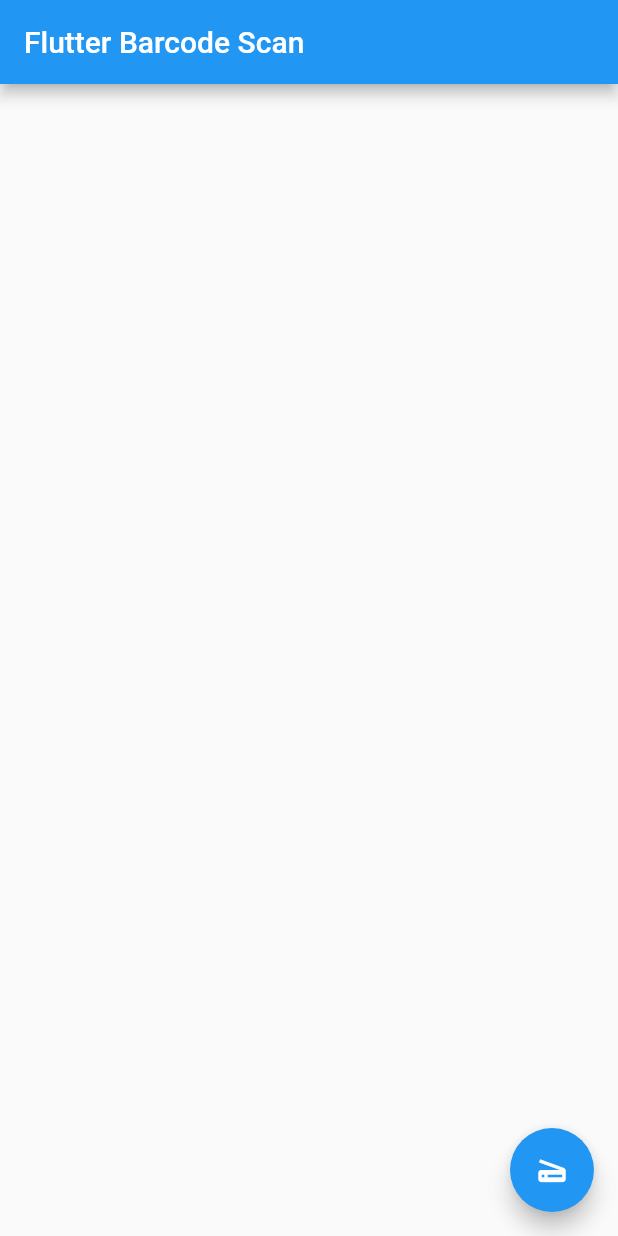
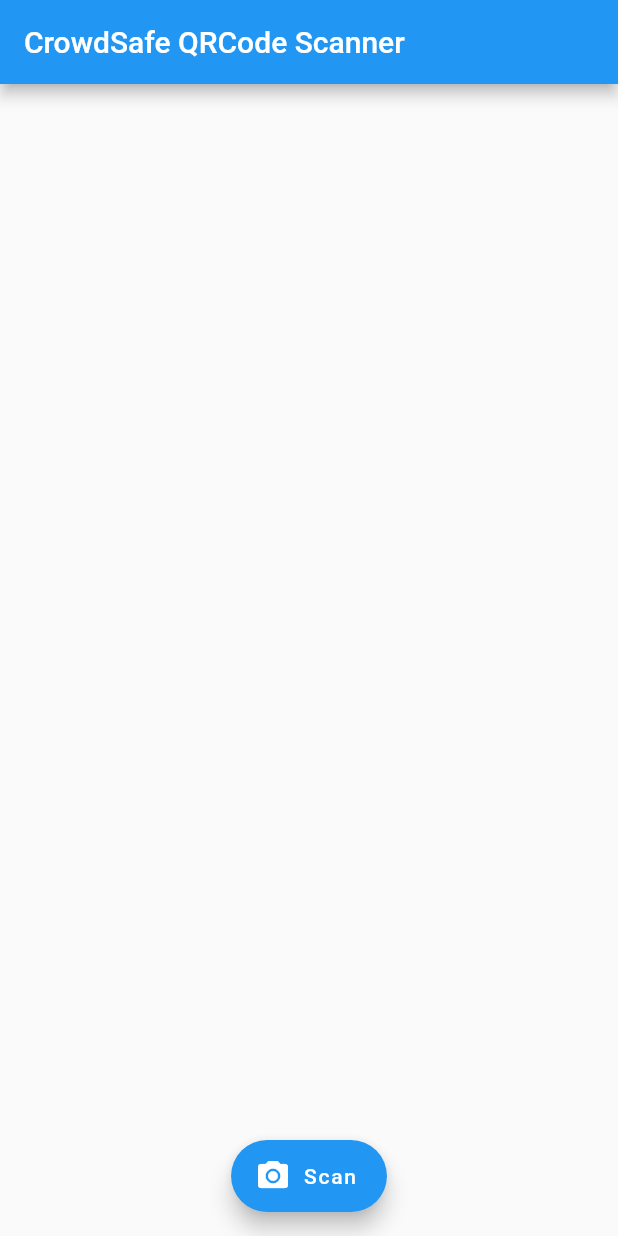
Before and after one commit to CDSoftwaresJA/we-AR-src, a Flutter app: the screen it shows after launch, on a phone screen of 412 x 824 dp. Run offline on Flutter 3.47's test engine with Material 2 defaults, Android fonts, the phone set to English and light mode, and no system bars; our stand-ins replace fluttertoast; missing offline and left inert: barcode_scan.

Commit message:
changed scan layout, build successful

```diff
--- a/Client/wear/lib/main.dart
+++ b/Client/wear/lib/main.dart
@@ -4,6 +4,7 @@ import 'package:fluttertoast/fluttertoast.dart';
 import 'package:barcode_scan/barcode_scan.dart';
 
 void main() => runApp(MyApp());
+
 
 class MyApp extends StatelessWidget {
  @override
@@ -31,7 +32,7 @@ class _MyHomePageState extends State<MyHomePage> {
    } catch (e) {
      if (e.code == BarcodeScanner.CameraAccessDenied) {
        setState(() {
-         this.barcode = 'The user did not grant the camera permission!';
+         this.barcode = 'Camera permission was denied!';
        });
      } else {
        setState(() => this.barcode = 'Unknown error: $e');
@@ -43,7 +44,7 @@ class _MyHomePageState extends State<MyHomePage> {
  Widget build(BuildContext context) {
    return Scaffold(
      appBar: AppBar(
-       title: Text('Flutter Barcode Scan'),
+       title: Text('CrowdSafe QRCode Scanner'),
      ),
      body: Center(
        child: Column(
@@ -53,14 +54,19 @@ class _MyHomePageState extends State<MyHomePage> {
          ],
        ),
      ),
-     floatingActionButton: FloatingActionButton(
+     floatingActionButton: FloatingActionButton.extended(
        onPressed: scanCode,
-       tooltip: 'Scan',
-       child: Icon(Icons.scanner),
+       label: Text("Scan"),
+       icon: Icon(Icons.camera_alt),
      ),
+     floatingActionButtonLocation: FloatingActionButtonLocation.centerFloat,
+
    );
  }
 }
+//END OF SCANNER FUNCTION
+
+
 
 // void main() =>
 //   runApp(MaterialApp(
--- a/Client/wear/pubspec.yaml
+++ b/Client/wear/pubspec.yaml
@@ -29,7 +29,7 @@ dependencies:
   # The following adds the Cupertino Icons font to your application.
   # Use with the CupertinoIcons class for iOS style icons.
   cupertino_icons: ^1.0.2
-  barcode_scan: ^1.0.0
+  barcode_scan:
 
 dev_dependencies:
   flutter_test:
```
Also changed, not shown: 1 other file.
